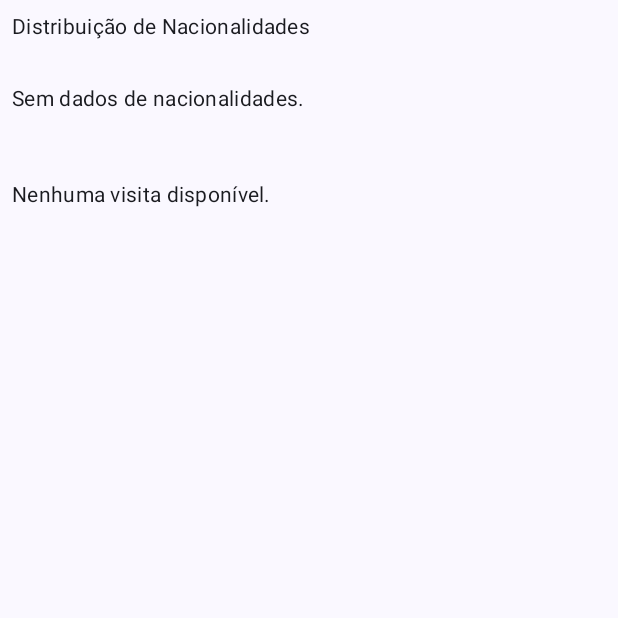
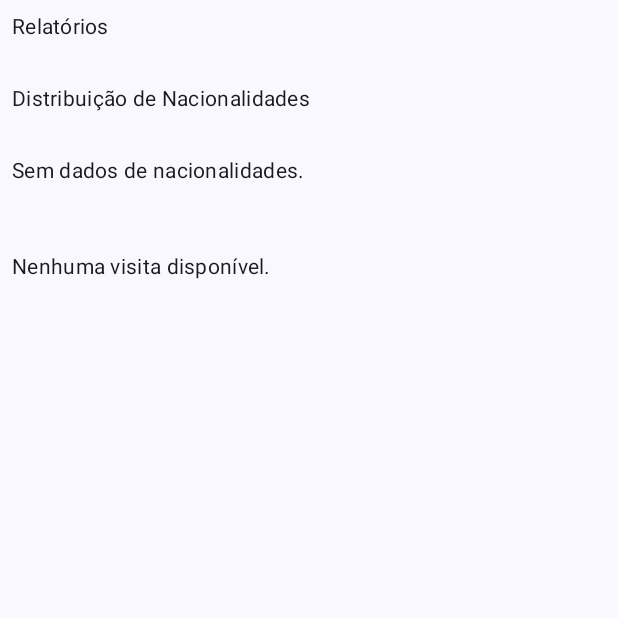
Before and after one commit to jcspaschoal/Esas, an Android app built with Jetpack Compose: the composable ReportView shown on its own in the app's theme, on a phone screen of 412 x 824 dp, the top half of it. Run offline under Robolectric (Android 15) with nearby library versions, the phone set to English and light mode, and no system bars; our stand-ins replace Dagger/Hilt's generated code, Firebase (no records; nobody signed in at launch, a user with empty details on screens opened directly); libraries missing offline, so code that uses them is left out: com.github.mikephil.charting.

Commit message:
modificacao relatorio
Teste

```diff
--- a/app/src/main/java/com/pdm/esas/ui/report/ReportView.kt
+++ b/app/src/main/java/com/pdm/esas/ui/report/ReportView.kt
@@ -2,6 +2,7 @@ package com.pdm.esas.ui.report
 
 import android.view.ViewGroup
 import androidx.compose.foundation.layout.Arrangement
+import androidx.compose.foundation.layout.Column
 import androidx.compose.foundation.layout.PaddingValues
 import androidx.compose.foundation.layout.Spacer
 import androidx.compose.foundation.layout.fillMaxSize
@@ -62,6 +63,16 @@ fun ReportView(
         verticalArrangement = Arrangement.spacedBy(12.dp),
         contentPadding = PaddingValues(bottom = 16.dp)
     ) {
+
+        item {
+            Text(
+                text = "Relatórios",
+                style = MaterialTheme.typography.bodyMedium,
+                modifier = Modifier.padding(bottom = 16.dp)
+            )
+        }
+
+
         item {
             Text(
                 text = "Distribuição de Nacionalidades",
```
